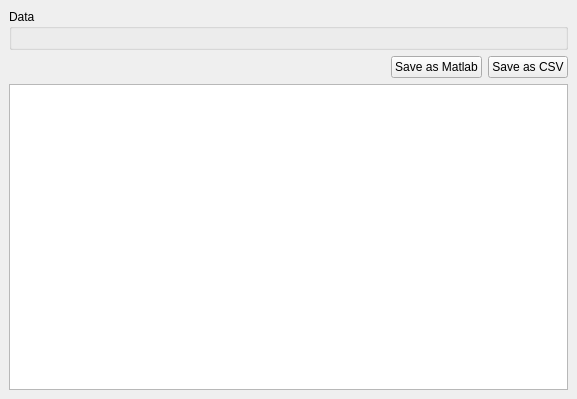
The window that src/SER/ui/main_widget.ui (FranciscoGauna/SER) describes before a commit, drawn with Qt 5.
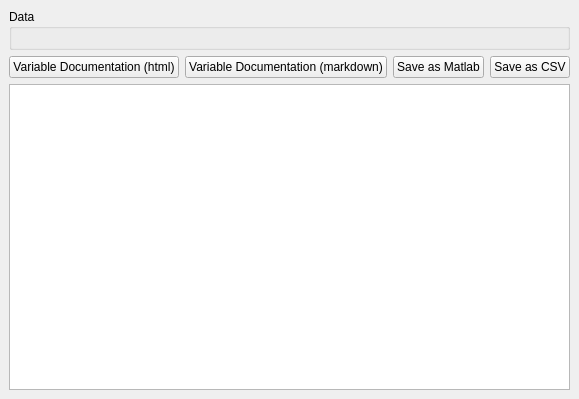
The same window after the commit.

Commit message: added localization and documentation button

```diff
--- a/src/SER/ui/main_widget.ui
+++ b/src/SER/ui/main_widget.ui
@@ -134,6 +134,20 @@
    <layout class="QGridLayout" name="gridLayout_3">
     <item row="5" column="0">
      <layout class="QHBoxLayout" name="data_button_layout">
+      <item>
+       <widget class="QPushButton" name="data_save_docs_htm_button">
+        <property name="text">
+         <string>Variable Documentation (html)</string>
+        </property>
+       </widget>
+      </item>
+      <item>
+       <widget class="QPushButton" name="data_save_docs_mkd_button">
+        <property name="text">
+         <string>Variable Documentation (markdown)</string>
+        </property>
+       </widget>
+      </item>
       <item>
        <spacer name="data_button_spacer">
         <property name="orientation">
```
The commit also changes 11 other files.
